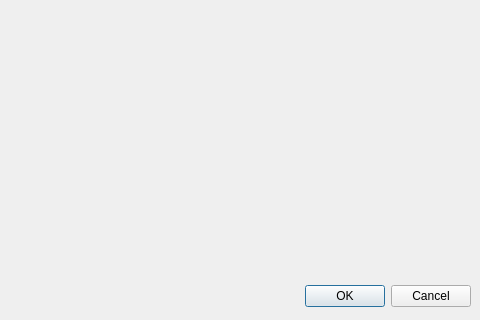
group93492/chat-client, file ChatAuthWindow.ui: the form before one commit.
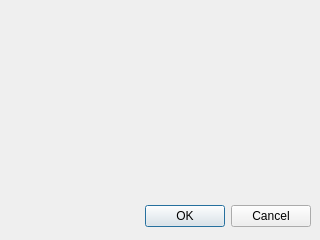
The form after the commit.

Patch:
```diff
--- a/ChatAuthWindow.ui
+++ b/ChatAuthWindow.ui
@@ -2,32 +2,14 @@
 <ui version="4.0">
  <class>ChatAuthWindow</class>
  <widget class="QDialog" name="ChatAuthWindow">
-  <property name="windowModality">
-   <enum>Qt::WindowModal</enum>
-  </property>
-  <property name="enabled">
-   <bool>true</bool>
-  </property>
   <property name="geometry">
    <rect>
     <x>0</x>
     <y>0</y>
-    <width>480</width>
-    <height>320</height>
+    <width>320</width>
+    <height>240</height>
    </rect>
   </property>
-  <property name="minimumSize">
-   <size>
-    <width>480</width>
-    <height>320</height>
-   </size>
-  </property>
-  <property name="maximumSize">
-   <size>
-    <width>480</width>
-    <height>320</height>
-   </size>
-  </property>
   <property name="windowTitle">
    <string>Authorization</string>
   </property>
@@ -37,8 +19,8 @@
   <widget class="QDialogButtonBox" name="buttonBox">
    <property name="geometry">
     <rect>
-     <x>170</x>
-     <y>280</y>
+     <x>10</x>
+     <y>200</y>
      <width>301</width>
      <height>32</height>
     </rect>
```
Left out of the diff: 6 changed lines with no effect on the pictures.
